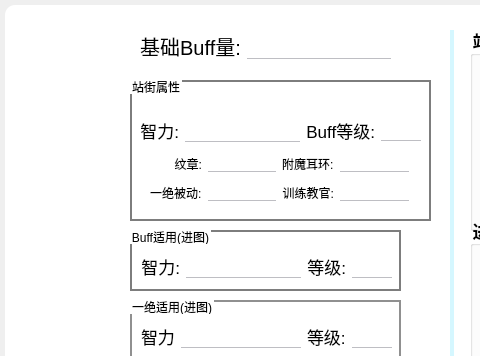
Above: UI.ui from Vixiu/count_buff before the change; both pictures show x 0 to 480 and y 0 to 356 of the 1131 by 791 pixel window. Below: the same form after it.
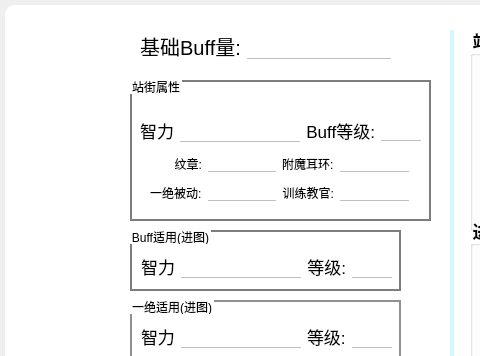
That is the form after the change. Icons and pictures are not drawn.

```diff
--- a/UI.ui
+++ b/UI.ui
@@ -269,7 +269,7 @@
          </font>
         </property>
         <property name="text">
-         <string>智力:</string>
+         <string>智力</string>
         </property>
         <property name="alignment">
          <set>Qt::AlignRight|Qt::AlignTrailing|Qt::AlignVCenter</set>
@@ -451,7 +451,7 @@
          </font>
         </property>
         <property name="text">
-         <string>智力:</string>
+         <string>智力</string>
         </property>
         <property name="alignment">
          <set>Qt::AlignRight|Qt::AlignTrailing|Qt::AlignVCenter</set>
```
Left out of the diff: 5 changed lines with no effect on the pictures.
